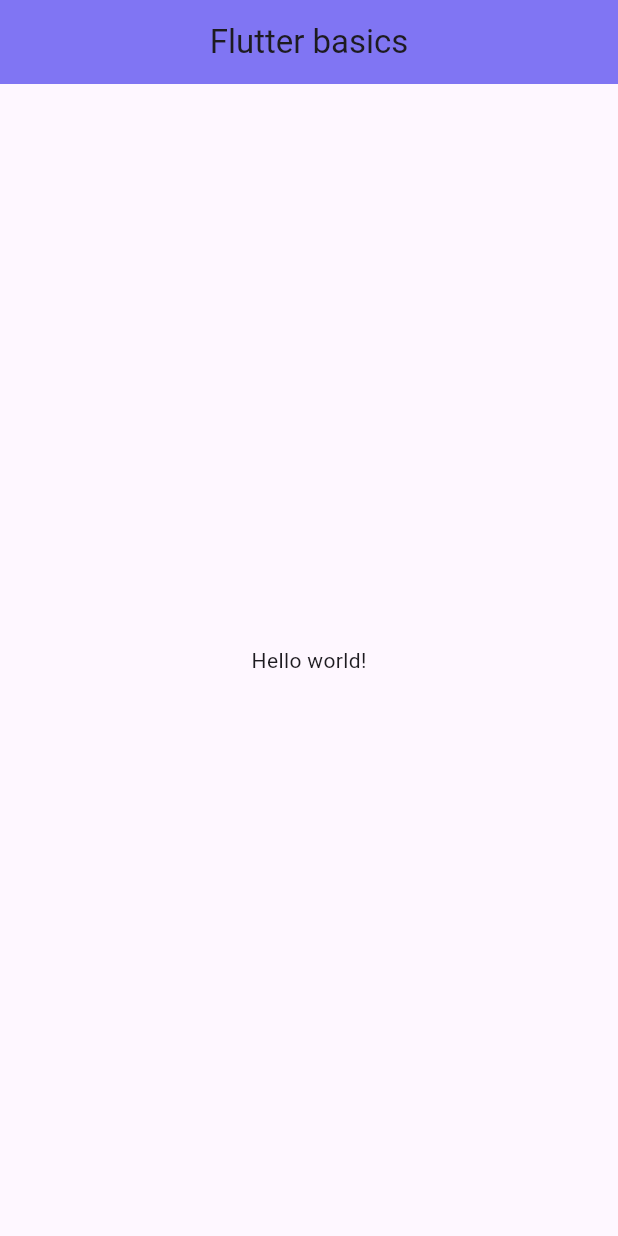
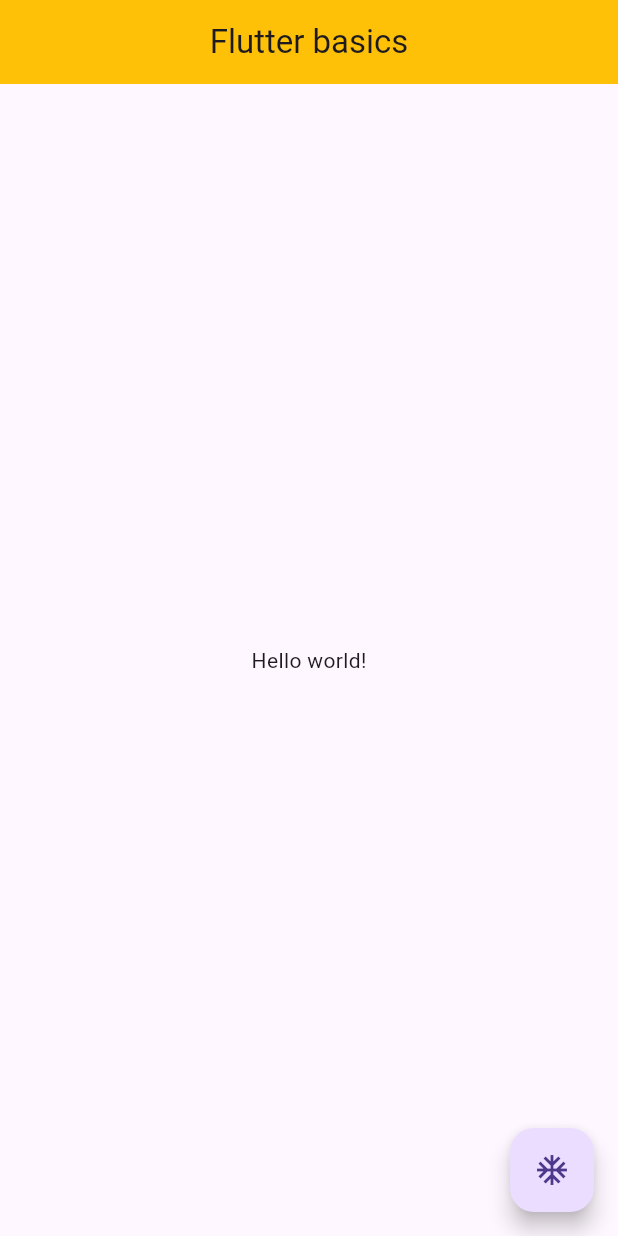
Before and after one commit to Momen-Assaf/Flutter-Course, a Flutter app: the screen it shows after launch, on a phone screen of 412 x 824 dp. Run offline on Flutter 3.47's test engine with Material 3 defaults, Android fonts, the phone set to English and light mode, and no system bars.

Commit message:
lesson 7

```diff
--- a/2_Flutter_Basics/lib/main.dart
+++ b/2_Flutter_Basics/lib/main.dart
@@ -11,16 +11,22 @@ class MyApp extends StatelessWidget {
   @override
   Widget build(BuildContext context) {
     return MaterialApp(
+        theme: ThemeData(
+            appBarTheme: const AppBarTheme(
+          backgroundColor: Colors.amber,
+        )),
+        debugShowCheckedModeBanner: false,
         home: Scaffold(
           appBar: AppBar(
             title: const Text('Flutter basics'),
-          backgroundColor: const Color.fromARGB(255, 128, 117, 243),
             centerTitle: true,
           ),
           body: const Center(
             child: Text('Hello world!'),
           ),
-      )
-    );
+          floatingActionButton: FloatingActionButton(
+              onPressed: () => debugPrint('clicked'),
+              child: const Icon(Icons.ac_unit)),
+        ));
   }
 }
```
Lines whose indentation alone changed are shown as unchanged.
